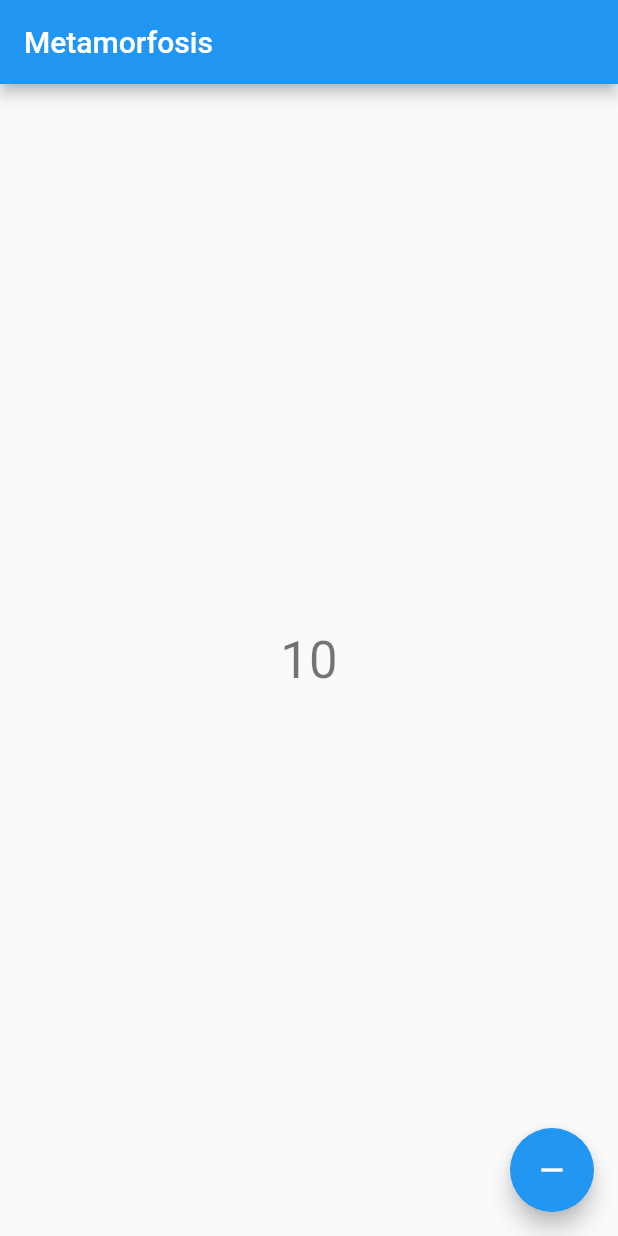
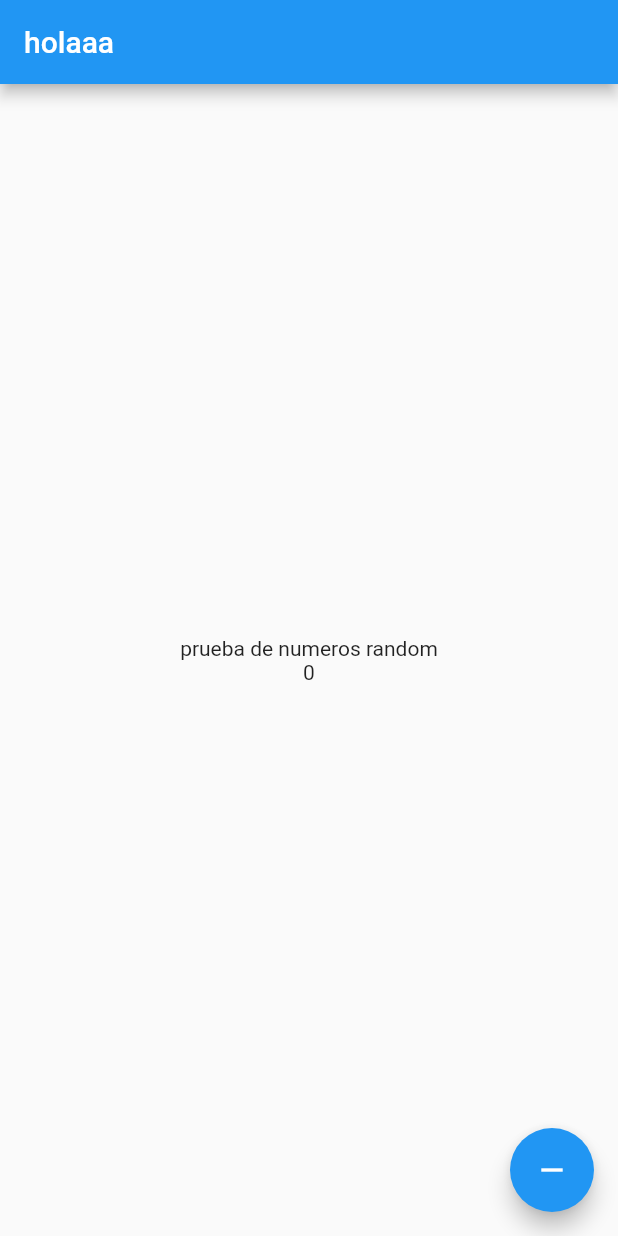
Before and after one commit to flourdes/prueba, a Flutter app: the screen it shows after launch, on a phone screen of 412 x 824 dp. Run offline on Flutter 3.47's test engine with Material 2 defaults, Android fonts, the phone set to English and light mode, and no system bars.

Commit message:
cambios contador.

```diff
--- a/lib/main.dart
+++ b/lib/main.dart
@@ -1,4 +1,6 @@
 import 'package:flutter/material.dart';
+import 'package:prueba/src/test.dart';
+
 
 void main() {
   runApp(const MyApp());
@@ -15,52 +17,7 @@ class MyApp extends StatelessWidget {
       theme: ThemeData(
         primarySwatch: Colors.blue,
       ),
-      home: const MyHomePage(title: 'Metamorfosis'),
+      home: const MyHomePage(tittle: 'holaaa',),
     );
   }
 }
-
-class MyHomePage extends StatefulWidget {
-  const MyHomePage({super.key, required this.title});
-
-
-  final String title;
-
-  @override
-  State<MyHomePage> createState() => _MyHomePageState();
-}
-
-class _MyHomePageState extends State<MyHomePage> {
-  int _counter = 10;
-
-
-  void _incrementCounter() {
-    setState(() {
-      _counter--;
-    });
-  }
-
-  @override
-  Widget build(BuildContext context) {
-    return Scaffold(
-      appBar: AppBar(
-        title: Text(widget.title),
-      ),
-      body: Center(
-        child: Column(
-          mainAxisAlignment: MainAxisAlignment.center,
-          children: <Widget>[
-            Text(
-              '$_counter',
-              style: Theme.of(context).textTheme.headline4,
-            ),
-          ],
-        )
-      ),
-      floatingActionButton: FloatingActionButton(
-        onPressed: _incrementCounter,
-        child: const Icon(Icons.remove),
-      ), // This trailing comma makes auto-formatting nicer for build methods.
-    );
-  }
-}
--- /dev/null
+++ b/lib/src/test.dart
@@ -0,0 +1,67 @@
+import 'package:flutter/material.dart';
+import 'dart:math';
+
+
+class MyHomePage extends StatefulWidget {
+  const MyHomePage({super.key,required this.tittle});
+
+  final String tittle;
+
+  @override
+  State<MyHomePage> createState() => _MyHomePageState();
+}
+
+class _MyHomePageState extends State<MyHomePage> {
+  int _counter = 10;
+  int randomNumber = 0;
+  Random random = Random();
+
+  _generarCarton() {
+    List<List<int>> carton = [];
+    for (int i = 0; i < 5; i++) {
+      carton.add([
+        randomNumber = random.nextInt(91),
+        randomNumber = random.nextInt(91),
+        randomNumber = random.nextInt(91),
+        randomNumber = random.nextInt(91),
+        randomNumber = random.nextInt(91),
+        randomNumber = random.nextInt(91),
+        randomNumber = random.nextInt(91),
+      ]);
+    }
+    return carton;
+  }
+
+  void _generateRandomNumber1() { //metodo que genera un numero aleatorio entre el 0 y 49
+    setState(() {
+      randomNumber = random.nextInt(50);
+    });
+  }
+  void _incrementCounter() {
+    setState(() {
+      _counter--;
+      //randomNumber = random.nextInt(100);
+    });
+  }
+
+  @override
+  Widget build(BuildContext context) {
+    return Scaffold(
+      appBar: AppBar(
+            title: Text(widget.tittle),
+        ),
+      body: Center(
+        child: Column(
+          mainAxisAlignment: MainAxisAlignment.center,
+        children: [
+          const Text('prueba de numeros random'),
+          Text('$randomNumber'),],
+    ),
+    ),
+      floatingActionButton: FloatingActionButton(
+        onPressed: _generateRandomNumber1,
+        child: const Icon(Icons.remove),
+      ),
+    );
+    }
+}
```
